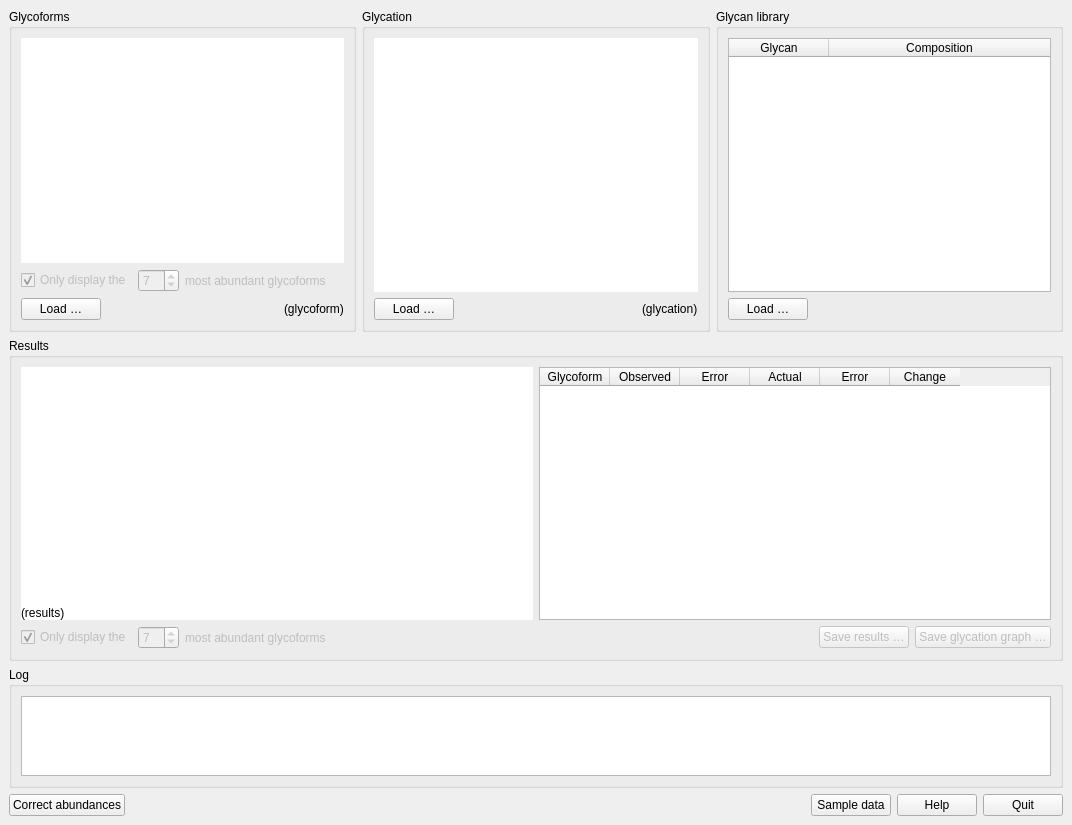
The window that main_window.ui (cdl-biosimilars/cafog) describes before a commit, drawn with Qt 5.
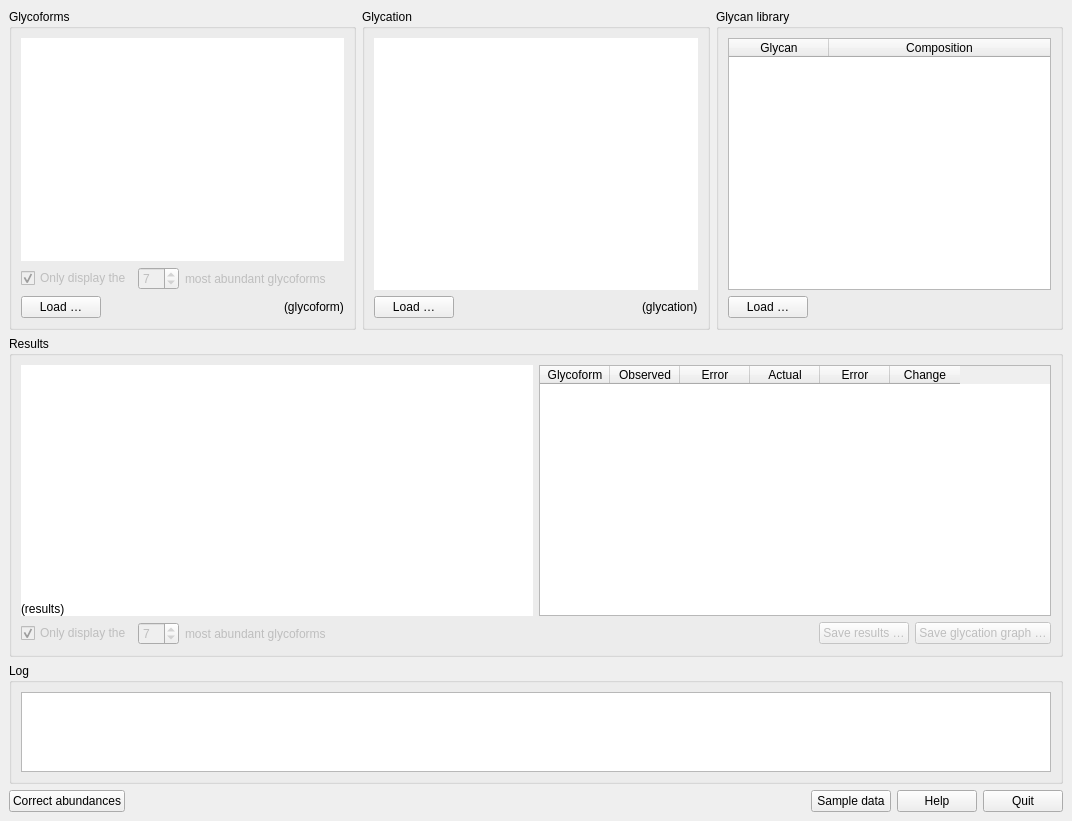
The same window after the commit. Custom widgets are drawn as their Qt base class.

Commit message: allow input data widgets to accept drops

The edit to the form file:
```diff
--- a/main_window.ui
+++ b/main_window.ui
@@ -7,7 +7,7 @@
     <x>0</x>
     <y>0</y>
     <width>1072</width>
-    <height>825</height>
+    <height>821</height>
    </rect>
   </property>
   <property name="windowTitle">
```
Left out of the diff: 4 changed lines with no effect on the pictures. The commit also changes 2 other files.
